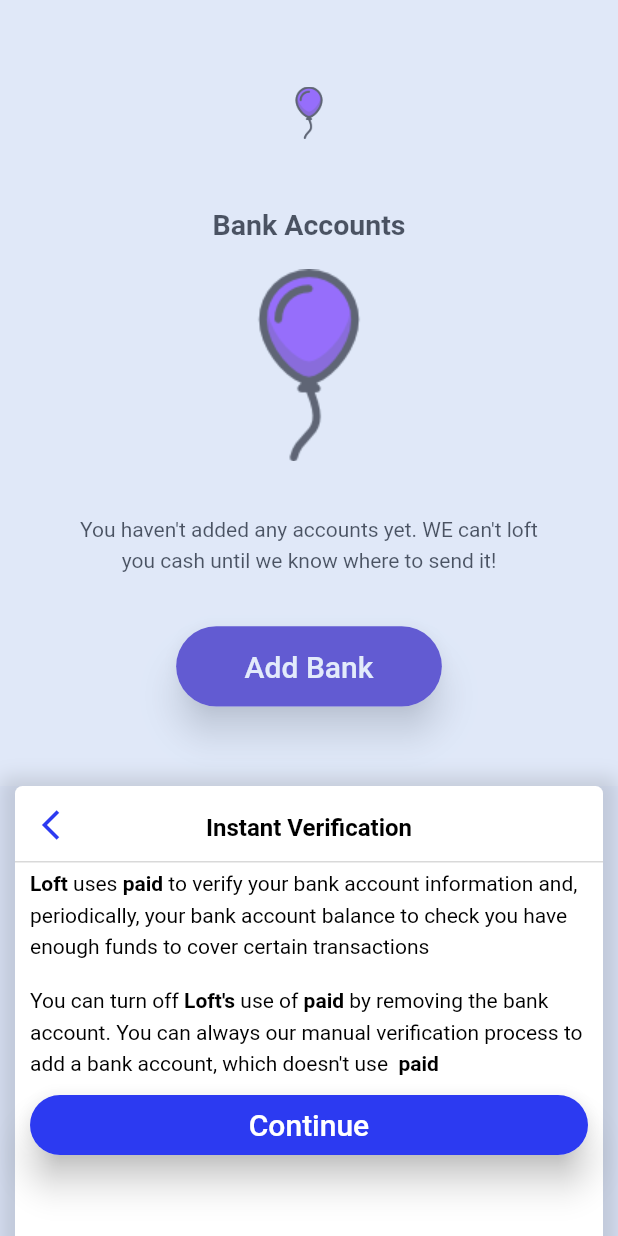
After one commit to DevAppsMobile/loftApp, a Flutter app: the screen it shows after launch, after a tap on "Add Bank", on a phone screen of 412 x 824 dp. The commit adds this screen. Run offline on Flutter 3.47's test engine with Material 2 defaults, Android fonts, the phone set to English and light mode, and no system bars; our stand-ins replace connectivity, firebase_auth, firebase_core, flutter_easyloading, get_it, local_auth and 3 more; missing offline and left inert: flutter_flavor; accounts and stored records are empty.

Commit message:
bank details

```diff
--- a/lib/app.dart
+++ b/lib/app.dart
@@ -4,6 +4,8 @@ import 'package:flutter/material.dart';
 import 'package:flutter_easyloading/flutter_easyloading.dart';
 import 'package:loftfin/providers/local_auth_provider.dart';
 import 'package:loftfin/providers/signin_provider.dart';
+import 'package:loftfin/screens/add_bank_account_screen.dart';
+import 'package:loftfin/screens/create_pin_screen.dart';
 import 'package:loftfin/screens/dash_board_screen.dart';
 import 'package:loftfin/screens/local_auth_screen.dart';
 import 'package:loftfin/screens/phone_verification_screen.dart';
@@ -66,6 +68,8 @@ class MyApp extends StatelessWidget {
             RegisterScreen.routeName: (context) => RegisterScreen(),
             LocalAuthScreen.routeName: (context) => LocalAuthScreen(),
             DashBoardScreen.routeName:(context) => DashBoardScreen(),
+            CreatePinScreen.routeName:(context) => CreatePinScreen(),
+            AddBankAccountScreen.routeName:(context) => AddBankAccountScreen(),
             PhoneVerificationScreen.routeName: (context) =>
                 PhoneVerificationScreen(),
             SignInScreen.routeName: (context) => SignInScreen(),
--- /dev/null
+++ b/lib/screens/add_bank_account_screen.dart
@@ -0,0 +1,240 @@
+import 'package:flutter/cupertino.dart';
+import 'package:flutter/material.dart';
+import 'package:flutter/widgets.dart';
+import 'package:loftfin/style/app_theme.dart';
+import 'package:loftfin/widgets/custom_button.dart';
+import 'package:loftfin/widgets/regster_screen_header.dart';
+import 'package:pin_code_fields/pin_code_fields.dart';
+import 'package:provider/provider.dart';
+
+import '../strings.dart';
+
+class AddBankAccountScreen extends StatefulWidget {
+  static String routeName = "/add_bank_screen";
+
+  const AddBankAccountScreen({Key? key}) : super(key: key);
+
+  @override
+  _AddBankAccountScreenState createState() =>
+      _AddBankAccountScreenState();
+}
+
+class _AddBankAccountScreenState extends State<AddBankAccountScreen> {
+  @override
+  Widget build(BuildContext context) {
+    final size = MediaQuery.of(context).size;
+
+    return Scaffold(
+        resizeToAvoidBottomInset: false,
+        body: Column(
+          crossAxisAlignment: CrossAxisAlignment.center,
+          mainAxisAlignment: MainAxisAlignment.start,
+          children: <Widget>[
+            SizedBox(
+              height: size.height * 0.07,
+            ),
+            SizedBox(
+              height: 35,
+              child: Image.asset(
+                'assets/images/welcome_icon.png',
+              ),
+            ),
+            SizedBox(height: size.height * 0.05),
+            Padding(
+              padding: EdgeInsets.symmetric(horizontal: size.width * 0.1),
+              child: Text(
+                kStringsBankAccount,
+                textAlign: TextAlign.center,
+                style: AppTheme.textStyleHeading.copyWith(fontSize: 19),
+              ),
+            ),
+            SizedBox(height: size.height * 0.01),
+            SizedBox(
+              height: 145,
+              child: Image.asset(
+                'assets/images/welcome_icon.png',
+              ),
+            ),
+            SizedBox(height: size.height * 0.03),
+
+            Padding(
+              padding: EdgeInsets.symmetric(horizontal: size.width * 0.1),
+              child: Text(
+                kStringsAddBankAccountInfo,
+                textAlign: TextAlign.center,
+                style: AppTheme.textStyleSmall,
+              ),
+            ),
+            SizedBox(height: size.height * 0.042),
+            CustomButton(
+              title: kStringsAddBank,
+              width: size.width * 0.43,
+              backgroundColor: AppTheme.themeColor,
+              onClick: () {
+
+    showModalBottomSheet<void>(
+    context: context,
+    barrierColor: AppTheme.blue.withOpacity(0.4),
+    backgroundColor:  AppTheme.blue.withOpacity(0.1),
+    builder: (BuildContext context) {
+    return _popupAlert();});
+              },
+              height: size.height * 0.065,
+            ),
+          ],
+        ),
+    );
+  }
+
+  Widget _popupAlert(){
+    final size = MediaQuery.of(context).size;
+    return Container(
+      height: 300,
+      margin: EdgeInsets.only(
+        right: 10.0,
+        left: 10.0,
+      ),
+      padding: EdgeInsets.only(
+        top: 2.0,
+        bottom: 10.0,
+      ),
+
+      decoration: BoxDecoration(
+        borderRadius: BorderRadius.only(topLeft: Radius.circular(5.0),topRight: Radius.circular(5.0)),
+        color: AppTheme.white,
+        boxShadow: <BoxShadow>[
+          BoxShadow(
+            color: Colors.black12,
+            offset: Offset(0, 4),
+            blurRadius: 10,
+            spreadRadius: 10,
+          ),
+        ],
+      ),
+      child: Column(
+        mainAxisAlignment: MainAxisAlignment.start,
+        children: <Widget>[
+          Stack(
+            children: [
+              Row(
+                mainAxisAlignment: MainAxisAlignment.spaceBetween,
+                children: [
+                  IconButton(
+                    icon: const Icon(Icons.arrow_back_ios_outlined,color: AppTheme.buttonBlue,),
+                    onPressed: () {
+                      Navigator.of(context).pop();
+                    },
+                  ),
+                ],
+              ),
+              Positioned.fill(
+                child: Align(
+                  alignment: Alignment.center,
+                  child: Text(
+                    kStringsInstantVerification,
+                    textAlign: TextAlign.center,
+                    style: AppTheme.textStyleHeading,
+                  ),
+                ),
+              ),
+
+            ],
+          ),
+          Container(
+            color: AppTheme.grey,
+            height: 1,
+            width:size.width,
+          ),
+          Padding(padding: EdgeInsets.only(
+              top: 2.0,
+              left: 10.0,
+              right:10.0
+          ),child:Column(
+              mainAxisAlignment: MainAxisAlignment.start,
+              children: <Widget>[
+                RichText(
+                  text: TextSpan(
+                    style: AppTheme.textStyleSmall.copyWith(
+                      color: AppTheme.black,
+                    ),
+                    children: <TextSpan>[
+                      TextSpan(
+                        text: kStringsAppName,
+                        style: AppTheme.textStyleSmall.copyWith(
+                          fontWeight: FontWeight.bold,
+                        ),
+                      ),
+                      TextSpan(
+                          text: " uses",
+                          style: AppTheme.textStyleSmall
+                      ),
+                      TextSpan(
+                        text: " paid",
+                        style: AppTheme.textStyleSmall.copyWith(
+                          fontWeight: FontWeight.bold,
+                        ),
+                      ),
+                      TextSpan(
+                          text: " to verify your bank account information and, periodically, your bank account balance to check you have enough funds to cover certain transactions",
+                          style: AppTheme.textStyleSmall
+                      ),
+                    ],
+                  ),
+                ),
+
+                SizedBox(height: 15,),
+                RichText(
+                  text: TextSpan(
+                    style: AppTheme.textStyleSmall.copyWith(
+                      color: AppTheme.black,
+                    ),
+                    children: <TextSpan>[
+                      TextSpan(
+                          text: "You can turn off",
+                          style: AppTheme.textStyleSmall
+                      ),
+                      TextSpan(
+                        text: " Loft\'s",
+                        style: AppTheme.textStyleSmall.copyWith(
+                          fontWeight: FontWeight.bold,
+                        ),
+                      ),
+                      TextSpan(
+                          text: " use of",
+                          style: AppTheme.textStyleSmall
+                      ),
+                      TextSpan(
+                        text: " paid",
+                        style: AppTheme.textStyleSmall.copyWith(
+                          fontWeight: FontWeight.bold,
+                        ),
+                      ),
+                      TextSpan(
+                          text: " by removing the bank account. You can always our manual verification process to add a bank account, which doesn\'t use ",
+                          style: AppTheme.textStyleSmall
+                      ),
+                      TextSpan(
+                        text: " paid",
+                        style: AppTheme.textStyleSmall.copyWith(
+                          fontWeight: FontWeight.bold,
+                        ),
+                      ),
+                    ],
+                  ),
+                ),
+                SizedBox(height: 12,),
+                CustomButton(
+                  title: kStringsContinue,
+                  width: size.width ,
+                  backgroundColor: AppTheme.buttonBlue,
+                  onClick: () {
+                  },
+
+                  height: 40,
+                ),
+              ])),
+        ],
+      ),
+    );
+  }
+}
--- /dev/null
+++ b/lib/screens/create_pin_screen.dart
@@ -0,0 +1,89 @@
+import 'package:flutter/cupertino.dart';
+import 'package:flutter/material.dart';
+import 'package:flutter/widgets.dart';
+import 'package:loftfin/style/app_theme.dart';
+import 'package:loftfin/widgets/custom_button.dart';
+import 'package:loftfin/widgets/regster_screen_header.dart';
+import 'package:pin_code_fields/pin_code_fields.dart';
+import 'package:provider/provider.dart';
+
+import '../strings.dart';
+
+class CreatePinScreen extends StatefulWidget {
+  static String routeName = "/create_pin_screen";
+
+  const CreatePinScreen({Key? key}) : super(key: key);
+
+  @override
+  _CreatePinScreenState createState() =>
+      _CreatePinScreenState();
+}
+
+class _CreatePinScreenState extends State<CreatePinScreen> {
+  @override
+  Widget build(BuildContext context) {
+    final size = MediaQuery.of(context).size;
+
+    return GestureDetector(
+      onTap: () {
+        FocusScope.of(context).unfocus();
+      },
+      child: Scaffold(
+        resizeToAvoidBottomInset: false,
+        body: Column(
+          crossAxisAlignment: CrossAxisAlignment.center,
+          mainAxisAlignment: MainAxisAlignment.start,
+          children: <Widget>[
+            RegisterScreenHeader(
+              pageIndex: 3,
+              subTitle: kStringsExtraSecurity,
+            ),
+            SizedBox(height: size.height * 0.1),
+            Padding(
+              padding: EdgeInsets.symmetric(horizontal: size.width * 0.1),
+              child: Text(
+                kStringsCreatePinInfo,
+                textAlign: TextAlign.center,
+                style: AppTheme.textStyleSmall,
+              ),
+            ),
+            SizedBox(height: size.height * 0.07),
+
+             Container(
+               width: size.width * 0.55,
+                 decoration: BoxDecoration(
+                   borderRadius: BorderRadius.circular(5),
+                   border: Border.all(color: AppTheme.grey, width: 1),
+                   color: AppTheme.white,
+                 ),
+               child:Center(
+                   child:
+                   TextFormField(
+                     textAlign: TextAlign.center,
+                     style: AppTheme.textStyleHeading.copyWith(fontSize: 28,letterSpacing: 15.0,),
+                     obscureText: true,
+                     maxLength: 4,
+                     keyboardType: TextInputType.number,
+                     decoration: InputDecoration(
+                       border: InputBorder.none,
+                       contentPadding: EdgeInsets.all(5),
+                       counterText: '',
+                       // hintText: title,
+                     ),
+                     ),
+                   ),
+            ),
+            SizedBox(height: size.height * 0.08),
+            CustomButton(
+              title: kStringsSave,
+              width: size.width * 0.35,
+              backgroundColor: AppTheme.themeColor,
+              onClick: () {},
+              height: size.height * 0.07,
+            ),
+          ],
+        ),
+      ),
+    );
+  }
+}
--- a/lib/screens/splash_screen.dart
+++ b/lib/screens/splash_screen.dart
@@ -4,6 +4,10 @@ import 'package:flutter/cupertino.dart';
 import 'package:flutter/material.dart';
 import 'package:loftfin/screens/dash_board_screen.dart';
 import 'package:loftfin/screens/local_auth_screen.dart';
+import 'package:loftfin/screens/phone_verification_screen.dart';
+
+import 'add_bank_account_screen.dart';
+import 'create_pin_screen.dart';
 
 
 class SplashScreen extends StatefulWidget {
@@ -25,7 +29,7 @@ class _SplashScreenState extends State<SplashScreen> {
   }
 
   void loadNextScreen() async {
-    Navigator.of(context).pushReplacementNamed(DashBoardScreen.routeName);
+    Navigator.of(context).pushReplacementNamed(AddBankAccountScreen.routeName);
   }
 
   @override
--- a/lib/strings.dart
+++ b/lib/strings.dart
@@ -58,3 +58,12 @@ const kStringsReferFriend='Refer a friend. Earn Another Loft ';
 const kStringsStartFeral= 'Start a Referral';
 const kStringsPhase2='Loft Phase 2';
 const kStringsSkip = 'Skip';
+const kStringsExtraSecurity = 'Extra Security';
+const kStringsCreatePinInfo =
+    'Create Your Loft PIN. You will use this 4-digit code to authenticate yourself when you open Loft';
+const kStringsSave = 'Save';
+const kStringsBankAccount = 'Bank Accounts';
+const kStringsAddBankAccountInfo = 'You haven\'t added any accounts yet. WE can\'t loft you cash until we know where to send it!';
+const kStringsAddBank = 'Add Bank';
+const kStringsInstantVerification = 'Instant Verification';
+const kStringsContinue = 'Continue';
--- a/lib/style/app_theme.dart
+++ b/lib/style/app_theme.dart
@@ -14,6 +14,7 @@ class AppTheme {
   static const Color red = Color(0xFFF11717);
   static const Color grey = Color(0xffd9d9d9);
   static const Color darkBlue = Color(0xff081188);
+  static const Color buttonBlue = Color(0xff2c3af1);
 
   static const TextStyle textStyleHeading = TextStyle(
     fontSize: 16,
```
